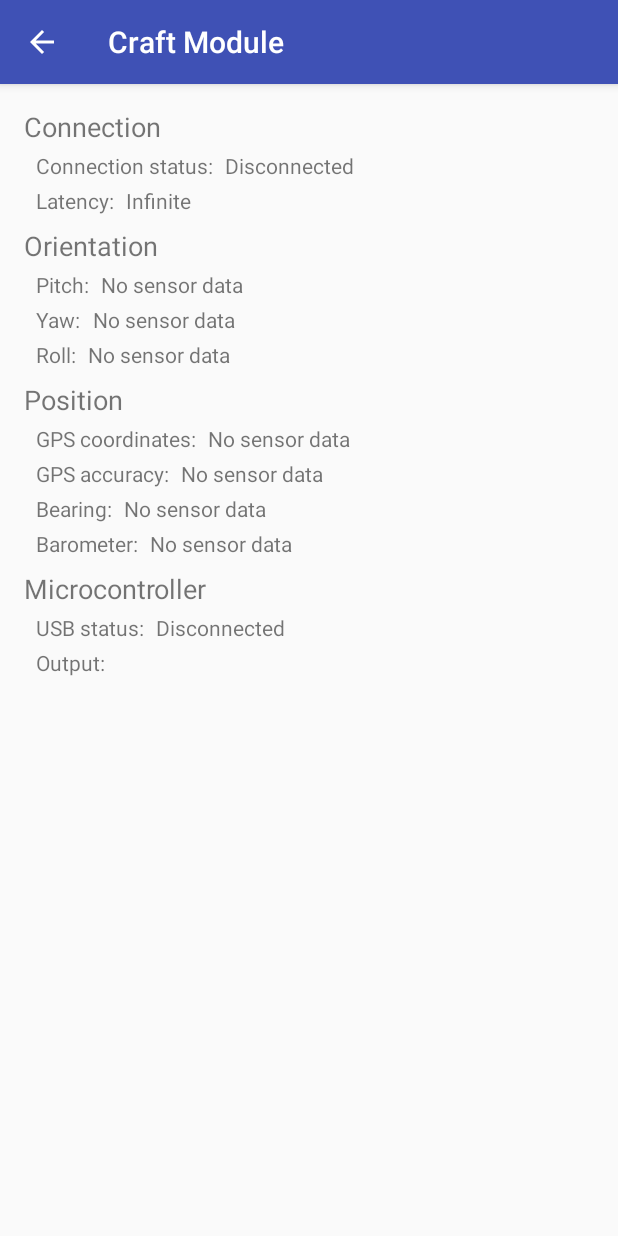
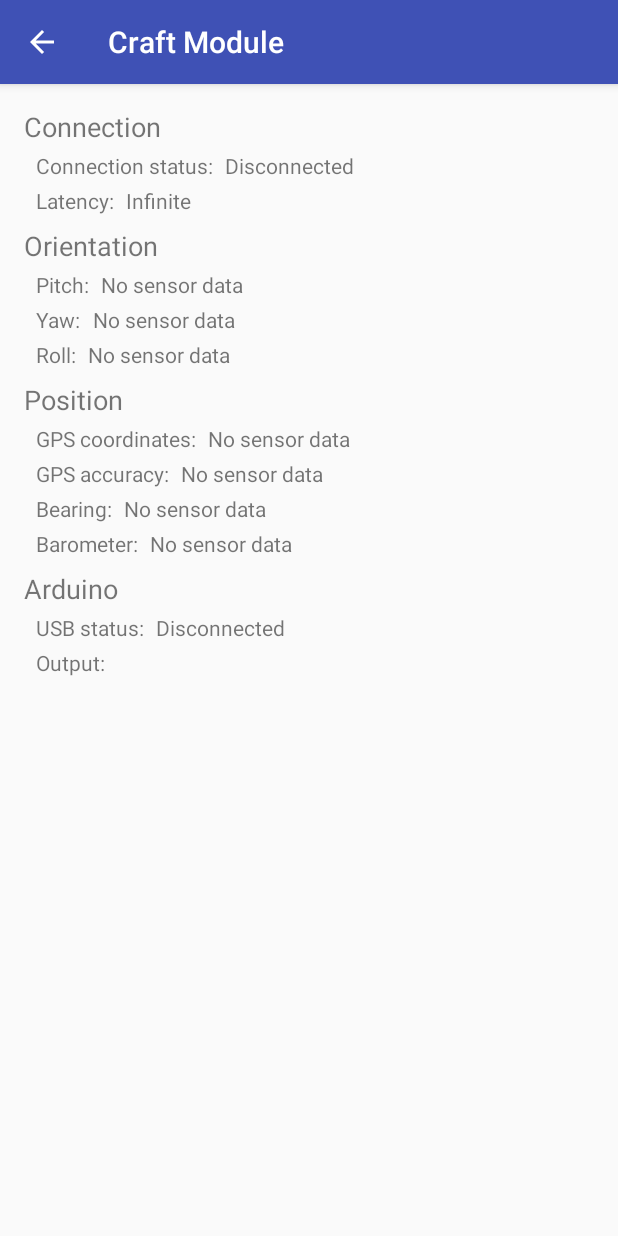
Before and after one commit to beefcheeks/avigate, an Android app: the CraftActivity screen opened directly, with no data from a screen before it, on a phone screen of 412 x 824 dp. Run offline under Robolectric (Android 15) with nearby library versions, the phone set to English and light mode, and no system bars; libraries missing offline, so code that uses them is left out: org.rajawali3d, org.rajawali3d.math.

Commit message:
Minor fixes and formatting changes - Fix UsbSerialService not properly parsing combined JSON Strings - Fix MqttConnectionManager crash (properly call .close()) - Fix CraftActivity not sending Arduino status when connected - Fix CraftActivity UI bottleneck (just don't displaying servo data) - Use "Arduino" instead of "microcontroller" for CraftActivity layout - Use strings.xml to store USB state change message values - Use proper intent action comparator order in CommunicationsService - Improve code readability by truncating lines to 80 characters max

```diff
--- a/app/src/main/java/com/rabidllamastudios/avigate/MqttConnectionManager.java
+++ b/app/src/main/java/com/rabidllamastudios/avigate/MqttConnectionManager.java
@@ -92,9 +92,9 @@ public class MqttConnectionManager {
         if (mMqttAndroidClient != null) {
             if (mMqttAndroidClient.isConnected()) {
                 unsubscribeAll();
+                mMqttAndroidClient.close();
             }
             mMqttAndroidClient.unregisterResources();
-            mMqttAndroidClient.close();
             mMqttAndroidClient = null;
         }
     }
--- a/app/src/main/res/layout/content_craft.xml
+++ b/app/src/main/res/layout/content_craft.xml
@@ -268,19 +268,19 @@
         android:layout_height="wrap_content"
         android:layout_below="@id/layout_relative_craft_position"
         android:paddingTop="8dp"
-        android:id="@+id/layout_relative_craft_microcontroller">
+        android:id="@+id/layout_relative_craft_arduino">
 
         <TextView
             android:layout_width="wrap_content"
             android:layout_height="wrap_content"
-            android:text="@string/tv_craft_title_microcontroller"
+            android:text="@string/tv_craft_title_arduino"
             android:textSize="18sp"
-            android:id="@+id/tv_craft_title_microcontroller"/>
+            android:id="@+id/tv_craft_title_arduino"/>
 
         <LinearLayout
             android:layout_width="match_parent"
             android:layout_height="wrap_content"
-            android:layout_below="@+id/tv_craft_title_microcontroller"
+            android:layout_below="@+id/tv_craft_title_arduino"
             android:paddingLeft="8dp"
             android:paddingTop="4dp"
             android:id="@+id/layout_linear_craft_status_usb">
@@ -288,7 +288,7 @@
             <TextView
                 android:layout_width="wrap_content"
                 android:layout_height="wrap_content"
-                android:text="@string/tv_craft_label_microcontroller_status"
+                android:text="@string/tv_craft_label_arduino_status"
                 android:id="@+id/tv_craft_label_motor"/>
 
             <TextView
@@ -296,7 +296,7 @@
                 android:layout_height="wrap_content"
                 android:paddingLeft="8dp"
                 android:text="@string/tv_placeholder_disconnected"
-                android:id="@+id/tv_craft_value_microcontroller_status"/>
+                android:id="@+id/tv_craft_value_arduino_status"/>
 
         </LinearLayout>
 
@@ -311,14 +311,14 @@
             <TextView
                 android:layout_width="wrap_content"
                 android:layout_height="wrap_content"
-                android:text="@string/tv_craft_label_microcontroller_output"
-                android:id="@+id/tv_craft_label_microcontroller_output"/>
+                android:text="@string/tv_craft_label_arduino_output"
+                android:id="@+id/tv_craft_label_arduino_output"/>
 
             <TextView
                 android:layout_width="wrap_content"
                 android:layout_height="wrap_content"
                 android:paddingLeft="8dp"
-                android:id="@+id/tv_craft_value_microcontroller_output"/>
+                android:id="@+id/tv_craft_value_arduino_output"/>
 
         </LinearLayout>
 
--- a/app/src/main/res/values/strings.xml
+++ b/app/src/main/res/values/strings.xml
@@ -57,9 +57,9 @@
     <string name="tv_craft_label_bearing">Bearing:</string>
     <string name="tv_craft_label_barometer">Barometer:</string>
 
-    <string name="tv_craft_title_microcontroller">Microcontroller</string>
-    <string name="tv_craft_label_microcontroller_status">USB status:</string>
-    <string name="tv_craft_label_microcontroller_output">Output:</string>
+    <string name="tv_craft_title_arduino">Arduino</string>
+    <string name="tv_craft_label_arduino_status">USB status:</string>
+    <string name="tv_craft_label_arduino_output">Output:</string>
 
     <string name="tv_placeholder_connected">Connected</string>
     <string name="tv_placeholder_disconnected">Disconnected</string>
@@ -102,5 +102,13 @@
     <string name="title_activity_controller">Controller Module</string>
     <string name="title_activity_arduino_test">Arduino Test Activity</string>
     <string name="title_activity_test_arduino">TestArduino</string>
+    <string name="tv_usb_value_ready">USB ready</string>
+    <string name="tv_usb_value_disconnected">USB disconnected</string>
+    <string name="tv_usb_value_permission_granted">USB permission granted</string>
+    <string name="tv_usb_value_permission_not_granted">USB permission not granted</string>
+    <string name="tv_usb_value_not_connected">USB not connected</string>
+    <string name="tv_usb_value_not_supported">USB device not supported</string>
+    <string name="tv_usb_value_no_cdc_driver">USB CDC driver not found</string>
+    <string name="tv_usb_value_device_not_working">USB device not working</string>
 
 </resources>
```
Also changed, not shown: app/src/main/java/com/rabidllamastudios/avigate/CommunicationsService.java (+8 -4 lines), app/src/main/java/com/rabidllamastudios/avigate/ConfigureArduinoActivity.java (+10 -9 lines), app/src/main/java/com/rabidllamastudios/avigate/CraftActivity.java (+37 -12 lines), app/src/main/java/com/rabidllamastudios/avigate/UsbSerialService.java (+43 -25 lines).
